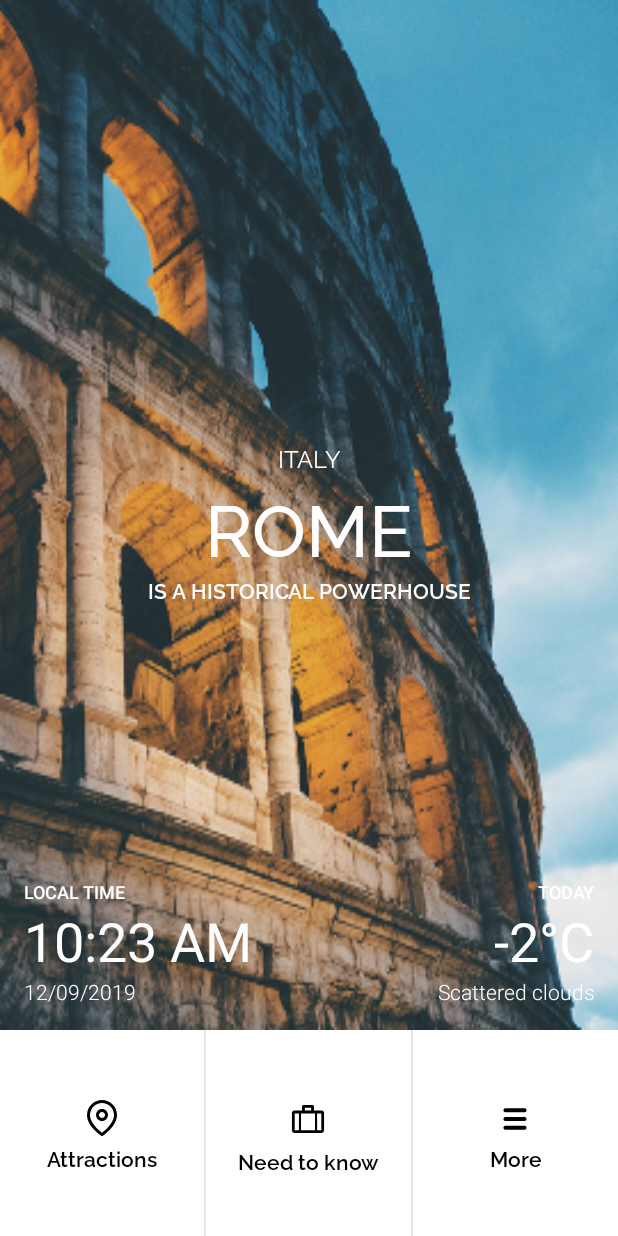
After one commit to Omega-Dev-Training/AndroidTravel-KseniaY, an Android app: the layout layout_linear.xml on its own in the app's theme, with its tools: preview values and no code run, on a phone screen of 412 x 824 dp. The commit adds this screen. Run offline under Robolectric (Android 15) with nearby library versions, the phone set to English and light mode, and no system bars; Roboto replaces fonts that are not available here.

Commit message:
Refactoring + add LinearLayout screen

```diff
--- a/app/src/main/java/com/kesimilim/secretandroidcourse/MainActivity.kt
+++ b/app/src/main/java/com/kesimilim/secretandroidcourse/MainActivity.kt
@@ -1,13 +1,22 @@
 package com.kesimilim.secretandroidcourse
 
+import android.graphics.Color
 import androidx.appcompat.app.AppCompatActivity
 import android.os.Bundle
 import android.util.Log
+import android.view.View
+import android.view.WindowManager
 
 class MainActivity : AppCompatActivity() {
     override fun onCreate(savedInstanceState: Bundle?) {
         super.onCreate(savedInstanceState)
         setContentView(R.layout.activity_main)
+
+        window.statusBarColor = Color.TRANSPARENT
+        window.clearFlags(WindowManager.LayoutParams.FLAG_TRANSLUCENT_STATUS)
+        window.addFlags(WindowManager.LayoutParams.FLAG_DRAWS_SYSTEM_BAR_BACKGROUNDS)
+        window.decorView.systemUiVisibility = window.decorView.systemUiVisibility or View.SYSTEM_UI_FLAG_LAYOUT_FULLSCREEN
+
         printAppInfo()
     }
 
--- a/app/src/main/res/layout/activity_main.xml
+++ b/app/src/main/res/layout/activity_main.xml
@@ -148,7 +148,7 @@
         android:layout_width="0dp"
         android:layout_height="0dp"
         android:orientation="vertical"
-        android:background="@android:color/transparent"
+        android:background="?attr/selectableItemBackground"
         android:gravity="center"
         android:fontFamily="@font/raleway_semi_bold"
         android:text="@string/title_attractions"
--- /dev/null
+++ b/app/src/main/res/layout/layout_linear.xml
@@ -0,0 +1,259 @@
+<?xml version="1.0" encoding="utf-8"?>
+<LinearLayout
+    xmlns:android="http://schemas.android.com/apk/res/android"
+    xmlns:app="http://schemas.android.com/apk/res-auto"
+    xmlns:tools="http://schemas.android.com/tools"
+    android:orientation="vertical"
+    android:layout_width="match_parent"
+    android:layout_height="match_parent">
+
+    <LinearLayout
+        android:layout_width="match_parent"
+        android:layout_height="0dp"
+        android:layout_weight="5"
+        android:gravity="bottom"
+        android:orientation="vertical"
+        android:background="@drawable/main_image">
+
+        <Space
+            android:layout_width="wrap_content"
+            android:layout_height="0dp"
+            android:layout_weight="8"/>
+
+        <LinearLayout
+            android:layout_width="match_parent"
+            android:layout_height="wrap_content"
+            android:gravity="center"
+            android:orientation="vertical">
+
+            <TextView
+                android:id="@+id/countryTextView"
+                android:layout_width="match_parent"
+                android:layout_height="wrap_content"
+                android:layout_marginHorizontal="16dp"
+                android:gravity="center"
+                android:fontFamily="@font/raleway_regular"
+                android:text="@string/title_country"
+                android:textAllCaps="true"
+                android:textColor="@color/white"
+                android:textSize="16sp" />
+
+            <TextView
+                android:id="@+id/cityTextView"
+                android:layout_width="match_parent"
+                android:layout_height="wrap_content"
+                android:layout_marginHorizontal="16dp"
+                android:gravity="center"
+                android:fontFamily="@font/raleway_medium"
+                android:text="@string/title_city"
+                android:textAllCaps="true"
+                android:textColor="@color/white"
+                android:textSize="48sp" />
+
+            <TextView
+                android:id="@+id/descriptionTextView"
+                android:layout_width="match_parent"
+                android:layout_height="wrap_content"
+                android:layout_marginHorizontal="16dp"
+                android:gravity="center"
+                android:fontFamily="@font/raleway_semi_bold"
+                android:text="@string/title_description"
+                android:textAllCaps="true"
+                android:textColor="@color/white"
+                android:textSize="14sp" />
+
+        </LinearLayout>
+
+        <Space
+            android:layout_width="wrap_content"
+            android:layout_height="0dp"
+            android:layout_weight="5"/>
+
+        <LinearLayout
+            android:layout_width="match_parent"
+            android:layout_height="wrap_content"
+            android:layout_gravity="bottom"
+            android:orientation="horizontal">
+
+            <LinearLayout
+                android:layout_width="0dp"
+                android:layout_height="wrap_content"
+                android:layout_weight="1"
+                android:orientation="vertical">
+
+                <TextView
+                    android:id="@+id/localTimeTextView"
+                    android:layout_width="match_parent"
+                    android:layout_height="wrap_content"
+                    android:layout_marginStart="16dp"
+                    android:layout_marginEnd="8dp"
+                    android:fontFamily="sans-serif-medium"
+                    android:text="@string/title_local_time"
+                    android:textColor="@color/white"
+                    android:textAllCaps="true"
+                    android:textSize="12sp"
+                    app:layout_constraintBottom_toTopOf="@+id/timeTextView"
+                    app:layout_constraintStart_toStartOf="@+id/timeTextView" />
+
+                <TextView
+                    android:id="@+id/timeTextView"
+                    android:layout_width="match_parent"
+                    android:layout_height="wrap_content"
+                    android:layout_marginStart="16dp"
+                    android:layout_marginEnd="8dp"
+                    android:fontFamily="sans-serif"
+                    android:text="@string/title_time"
+                    android:textAllCaps="true"
+                    android:textColor="@color/white"
+                    android:textSize="36sp"
+                    app:layout_constraintBottom_toTopOf="@+id/dateTextView"
+                    app:layout_constraintStart_toStartOf="@+id/dateTextView" />
+
+                <TextView
+                    android:id="@+id/dateTextView"
+                    android:layout_width="match_parent"
+                    android:layout_height="wrap_content"
+                    android:layout_marginStart="16dp"
+                    android:layout_marginEnd="8dp"
+                    android:layout_marginBottom="16dp"
+                    android:fontFamily="sans-serif-light"
+                    android:text="@string/title_date"
+                    android:textColor="@color/white"
+                    android:textSize="14sp"
+                    app:layout_constraintBottom_toBottomOf="@+id/mainImageView"
+                    app:layout_constraintStart_toStartOf="parent" />
+
+            </LinearLayout>
+
+            <LinearLayout
+                android:layout_width="0dp"
+                android:layout_height="wrap_content"
+                android:layout_weight="1"
+                android:layout_gravity="end"
+                android:orientation="vertical">
+
+                <TextView
+                    android:id="@+id/todayTextView"
+                    android:layout_width="match_parent"
+                    android:layout_height="wrap_content"
+                    android:layout_marginHorizontal="16dp"
+                    android:gravity="end"
+                    android:fontFamily="sans-serif-medium"
+                    android:text="@string/title_today"
+                    android:textAllCaps="true"
+                    android:textColor="@color/white"
+                    android:textSize="12sp"
+                    app:layout_constraintBottom_toTopOf="@id/degreeTextView"
+                    app:layout_constraintEnd_toEndOf="@id/degreeTextView" />
+
+                <TextView
+                    android:id="@+id/degreeTextView"
+                    android:layout_width="match_parent"
+                    android:layout_height="wrap_content"
+                    android:layout_marginHorizontal="16dp"
+                    android:gravity="end"
+                    android:fontFamily="sans-serif"
+                    android:text="@string/title_degree"
+                    android:textAllCaps="true"
+                    android:textColor="@color/white"
+                    android:textSize="36sp"
+                    app:layout_constraintBottom_toTopOf="@id/stateWeather"
+                    app:layout_constraintEnd_toEndOf="@id/stateWeather" />
+
+                <TextView
+                    android:id="@+id/stateWeather"
+                    android:layout_width="match_parent"
+                    android:layout_height="wrap_content"
+                    android:layout_marginHorizontal="16dp"
+                    android:layout_marginBottom="16dp"
+                    android:gravity="end"
+                    android:fontFamily="sans-serif-light"
+                    android:text="@string/title_state_weather"
+                    android:textColor="@color/white"
+                    android:textSize="14sp"
+                    app:layout_constraintBottom_toBottomOf="@+id/mainImageView"
+                    app:layout_constraintEnd_toEndOf="parent" />
+
+            </LinearLayout>
+
+        </LinearLayout>
+
+
+
+    </LinearLayout>
+
+    <LinearLayout
+        android:layout_width="match_parent"
+        android:layout_height="0dp"
+        android:layout_weight="1"
+        android:orientation="horizontal">
+
+        <com.google.android.material.button.MaterialButton
+            android:id="@+id/button1"
+            android:layout_width="0dp"
+            android:layout_height="match_parent"
+            android:layout_weight="1"
+            android:orientation="vertical"
+            android:background="?attr/selectableItemBackground"
+            android:gravity="center"
+            android:fontFamily="@font/raleway_semi_bold"
+            android:text="@string/title_attractions"
+            android:textAllCaps="false"
+            android:textColor="@color/black"
+            android:textSize="14sp"
+            android:letterSpacing="0"
+            app:icon="@drawable/ic_attractions"
+            app:iconGravity="textTop"
+            app:iconTint="@color/black" />
+
+        <View
+            android:id="@+id/view1"
+            android:layout_width="1dp"
+            android:layout_height="match_parent"
+            android:background="#E6E6E6" />
+
+        <com.google.android.material.button.MaterialButton
+            android:id="@+id/button2"
+            android:layout_width="0dp"
+            android:layout_height="match_parent"
+            android:layout_weight="1"
+            android:orientation="vertical"
+            android:background="?attr/selectableItemBackground"
+            android:gravity="center"
+            android:fontFamily="@font/raleway_semi_bold"
+            android:text="@string/title_need_to_know"
+            android:textAllCaps="false"
+            android:textColor="@color/black"
+            android:textSize="14sp"
+            android:letterSpacing="0"
+            app:icon="@drawable/ic_need_to_know"
+            app:iconGravity="textTop"
+            app:iconTint="@color/black" />
+
+        <View
+            android:id="@+id/view2"
+            android:layout_width="1dp"
+            android:layout_height="match_parent"
+            android:background="#E6E6E6" />
+
+        <com.google.android.material.button.MaterialButton
+            android:id="@+id/button3"
+            android:layout_width="0dp"
+            android:layout_height="match_parent"
+            android:layout_weight="1"
+            android:orientation="vertical"
+            android:background="?attr/selectableItemBackground"
+            android:gravity="center"
+            android:fontFamily="@font/raleway_semi_bold"
+            android:text="@string/title_more"
+            android:textAllCaps="false"
+            android:textColor="@color/black"
+            android:textSize="14sp"
+            android:letterSpacing="0"
+            app:icon="@drawable/ic_more"
+            app:iconGravity="textTop"
+            app:iconTint="@color/black" />
+
+    </LinearLayout>
+
+</LinearLayout>
```
